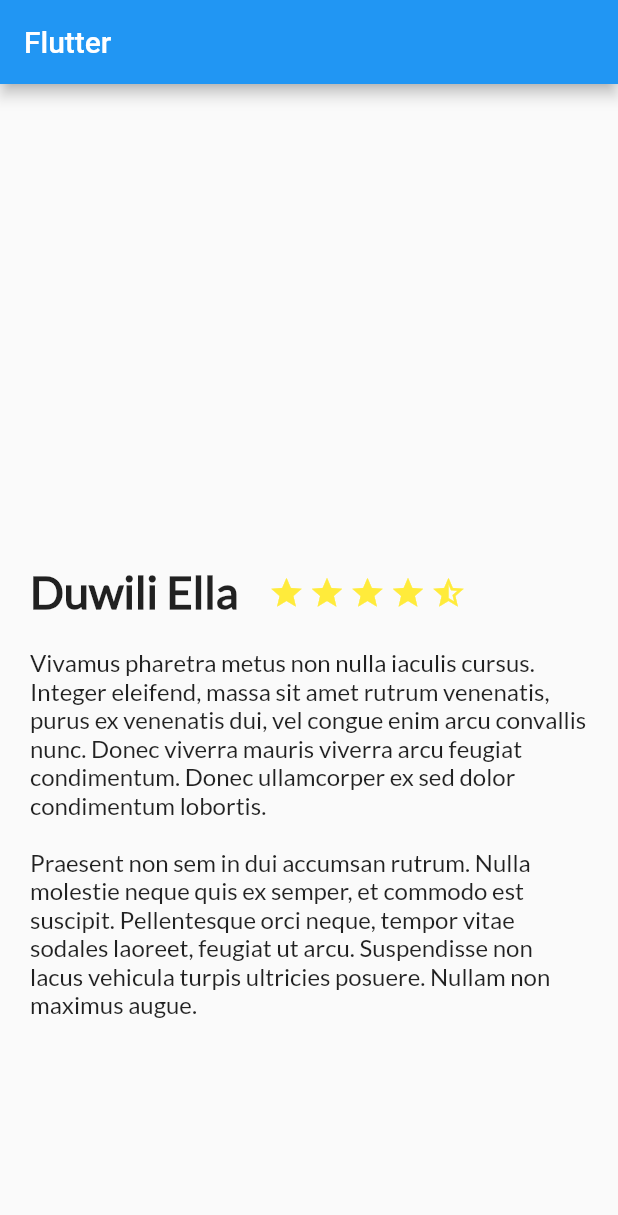
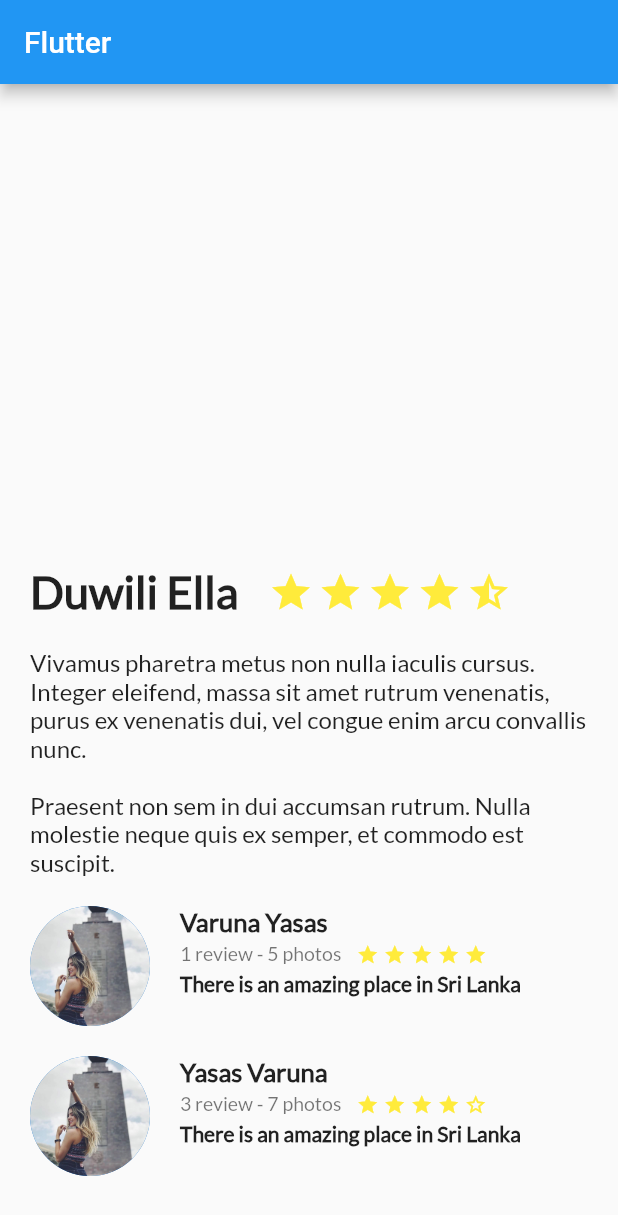
Before and after one commit to marcedroid/flutter_demo-travel, a Flutter app: the screen it shows after launch, on a phone screen of 412 x 824 dp. Shown: the top 1215 px of the screen. Run offline on Flutter 3.47's test engine with Material 2 defaults, Android fonts, the phone set to English and light mode, and no system bars.

Commit message:
Clase 24: Apilando textos

```diff
--- a/lib/description_place.dart
+++ b/lib/description_place.dart
@@ -1,30 +1,18 @@
 import 'package:flutter/material.dart';
+import 'stars_generator.dart';
 
-class DescriptionPlace extends StatelessWidget{
+class OwcDescriptionPlace extends StatelessWidget{
 
   final String dataName;
   final double dataStars;
   final String dataDescription;
 
-  DescriptionPlace(this.dataName, this.dataStars, this.dataDescription);
+  OwcDescriptionPlace(this.dataName, this.dataStars, this.dataDescription);
 
   @override
   Widget build(BuildContext context) {
 
-    Widget buildStar(int index){
-      return Container(
-        margin: EdgeInsets.only(
-            top: 2.0,
-            right: 3.0
-        ),
-        child: Icon(
-          (index>=dataStars) ? Icons.star_border : (index>dataStars-1 && index<dataStars) ? Icons.star_half : Icons.star,
-          color: Colors.yellow,
-        )
-      );
-    }
-
-    final description = Container(
+    final oweDescription = Container(
       margin: EdgeInsets.only(
         top: 20.0,
         left: 20.0,
@@ -40,7 +28,7 @@ class DescriptionPlace extends StatelessWidget{
       ),
     );
 
-    final titleAndStars = Container(
+    final oweTitleAndStars = Container(
       margin: EdgeInsets.only(top: 320.0),
       child: Row(
         children: <Widget>[
@@ -61,21 +49,21 @@ class DescriptionPlace extends StatelessWidget{
           ),
 
           Row(
-            children: List.generate(5, (index) => buildStar(index)),
+            children: List.generate(5, (index) => new OwcStarsGenerator(dataStars,index,30.0)),
           ),
 
         ],
       ),
     );
 
-    final render = Column(
+    final oweRender = Column(
       children: <Widget>[
-        titleAndStars,
-        description
+        oweTitleAndStars,
+        oweDescription
       ],
     );
 
-    return render;
+    return oweRender;
   }
 
 }
--- a/lib/main.dart
+++ b/lib/main.dart
@@ -1,11 +1,12 @@
 import 'package:flutter/material.dart';
 import 'description_place.dart';
+import 'review_list.dart';
 
 void main() => runApp(MyApp());
 
 class MyApp extends StatelessWidget {
   // This widget is the root of your application.
-  String dataDescription = "Vivamus pharetra metus non nulla iaculis cursus. Integer eleifend, massa sit amet rutrum venenatis, purus ex venenatis dui, vel congue enim arcu convallis nunc. Donec viverra mauris viverra arcu feugiat condimentum. Donec ullamcorper ex sed dolor condimentum lobortis.\n\nPraesent non sem in dui accumsan rutrum. Nulla molestie neque quis ex semper, et commodo est suscipit. Pellentesque orci neque, tempor vitae sodales laoreet, feugiat ut arcu. Suspendisse non lacus vehicula turpis ultricies posuere. Nullam non maximus augue.";
+  String dataDescription = "Vivamus pharetra metus non nulla iaculis cursus. Integer eleifend, massa sit amet rutrum venenatis, purus ex venenatis dui, vel congue enim arcu convallis nunc.\n\nPraesent non sem in dui accumsan rutrum. Nulla molestie neque quis ex semper, et commodo est suscipit.";
 
   @override
   Widget build(BuildContext context) {
@@ -18,7 +19,12 @@ class MyApp extends StatelessWidget {
         appBar: AppBar(
           title: Text("Flutter"),
         ),
-        body: new DescriptionPlace("Duwili Ella",4.5,dataDescription)
+        body: Column(
+          children: <Widget>[
+            new OwcDescriptionPlace("Duwili Ella",4.5,dataDescription),
+            new OwcReviewList()
+          ],
+        )
       ),
     );
   }
--- a/lib/review.dart
+++ b/lib/review.dart
@@ -1,12 +1,96 @@
 import 'package:flutter/material.dart';
+import 'stars_generator.dart';
 
-class Review extends StatelessWidget{
+class OwcReview extends StatelessWidget{
 
-  final String pathImage = "assets/images/";
+  final String pathImage;
+  final String dataUserName;
+  final String dataUserDetail;
+  final String dataUserComment;
+  final double dataStars;
+
+  OwcReview(this.pathImage, this.dataUserName, this.dataUserDetail, this.dataUserComment, this.dataStars);
 
   @override
   Widget build(BuildContext context) {
-    final photo = Container(
+
+    final oweUserComment = Container(
+      margin: EdgeInsets.only(
+          left: 20.0
+      ),
+      child: Text(
+        dataUserComment,
+        style: TextStyle(
+          fontFamily: "Lato",
+          fontSize: 14,
+          fontWeight: FontWeight.bold
+        ),
+      ),
+    );
+
+    final oweUserDetail = Container(
+      margin: EdgeInsets.only(
+        left: 20.0,
+        bottom: 3.0
+      ),
+      child: Row(
+        children: <Widget>[
+          Container(
+            margin: EdgeInsets.only(right: 10.0),
+            child: Text(
+              dataUserDetail,
+              style: TextStyle(
+                fontFamily: "Lato",
+                fontSize: 13.0,
+                color: Colors.black54,
+              ),
+            ),
+          ),
+
+          Row(
+            children: List.generate(5, (index) => new OwcStarsGenerator(dataStars,index,15.0)),
+          )
+        ],
+      )
+    );
+
+    final oweUserName = Container(
+      margin: EdgeInsets.only(
+        left: 20.0,
+        bottom: 3.0
+      ),
+      child: Text(
+        dataUserName,
+        style: TextStyle(
+          fontFamily: "Lato",
+          fontSize: 17.0,
+          fontWeight: FontWeight.bold
+        ),
+      ),
+    );
+
+    final oweListInfo = Column(
+      crossAxisAlignment: CrossAxisAlignment.start,
+      children: <Widget>[
+        oweUserName,
+        oweUserDetail,
+        oweUserComment
+      ],
+    );
+
+    final oweAvatar = Container(
+      margin: EdgeInsets.only(
+        top: 20.0,
+        left: 20.0
+      ),
+      width: 80.0,
+      height: 80.0,
+      child: CircleAvatar(
+        backgroundImage: AssetImage(pathImage),
+      ),
+    );
+
+    final oweAvatarOld = Container(
       margin: EdgeInsets.only(
         top: 20.0,
         left: 20.0
@@ -18,14 +102,15 @@ class Review extends StatelessWidget{
         shape: BoxShape.circle,
         image: DecorationImage(
           fit: BoxFit.cover,
-          image: AssetImage(pathImage+"avatar.jpg")
+          image: AssetImage(pathImage)
         )
       ),
     );
 
     final render = Row(
       children: <Widget>[
-
+        oweAvatar,
+        oweListInfo
       ],
     );
 
--- /dev/null
+++ b/lib/review_list.dart
@@ -0,0 +1,16 @@
+import 'package:flutter/material.dart';
+import 'review.dart';
+
+class OwcReviewList extends StatelessWidget{
+  @override
+  Widget build(BuildContext context) {
+
+    return Column(
+      children: <Widget>[
+        new OwcReview("assets/images/avatar.jpg","Varuna Yasas", "1 review - 5 photos", "There is an amazing place in Sri Lanka", 5),
+        new OwcReview("assets/images/avatar.jpg","Yasas Varuna", "3 review - 7 photos", "There is an amazing place in Sri Lanka", 4)
+      ],
+    );
+  }
+
+}
--- /dev/null
+++ b/lib/stars_generator.dart
@@ -0,0 +1,31 @@
+import 'package:flutter/material.dart';
+
+class OwcStarsGenerator extends StatelessWidget{
+
+  final dataStars;
+  final dataIndex;
+  final dataSize;
+
+  OwcStarsGenerator(this.dataStars, this.dataIndex, this.dataSize);
+
+  @override
+  Widget build(BuildContext context) {
+
+    Widget oweBuildStar(int index){
+      return Container(
+          margin: EdgeInsets.only(
+              top: 2.0,
+              right: 3.0
+          ),
+          child: Icon(
+            (index>=dataStars) ? Icons.star_border : (index>dataStars-1 && index<dataStars) ? Icons.star_half : Icons.star,
+            color: Colors.yellow,
+            size: dataSize,
+          )
+      );
+    }
+
+    return oweBuildStar(dataIndex);
+  }
+
+}
```
